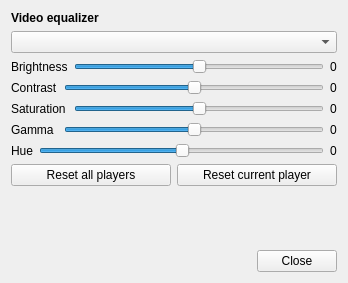
olivierfriard/BORIS, file boris/video_equalizer.ui: the form before one commit.
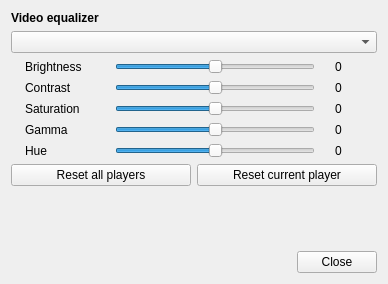
The form after the commit.

Commit message: redesign video equalizer widget

```diff
--- a/boris/video_equalizer.ui
+++ b/boris/video_equalizer.ui
@@ -6,8 +6,8 @@
    <rect>
     <x>0</x>
     <y>0</y>
-    <width>348</width>
-    <height>283</height>
+    <width>388</width>
+    <height>284</height>
    </rect>
   </property>
   <property name="windowTitle">
@@ -37,83 +37,40 @@
     <widget class="QComboBox" name="cb_player"/>
    </item>
    <item>
-    <layout class="QGridLayout" name="gridLayout">
-     <item row="4" column="0">
-      <widget class="QLabel" name="label_5">
-       <property name="text">
-        <string>Hue</string>
-       </property>
-      </widget>
-     </item>
-     <item row="1" column="2" colspan="2">
-      <widget class="QSlider" name="hs_contrast">
-       <property name="minimum">
-        <number>-100</number>
-       </property>
-       <property name="value">
-        <number>0</number>
-       </property>
-       <property name="orientation">
-        <enum>Qt::Horizontal</enum>
-       </property>
-      </widget>
-     </item>
-     <item row="1" column="0" colspan="2">
-      <widget class="QLabel" name="label_2">
-       <property name="text">
-        <string>Contrast</string>
-       </property>
-      </widget>
-     </item>
-     <item row="2" column="3">
-      <widget class="QSlider" name="hs_saturation">
-       <property name="minimum">
-        <number>-100</number>
-       </property>
-       <property name="value">
-        <number>0</number>
-       </property>
-       <property name="orientation">
-        <enum>Qt::Horizontal</enum>
-       </property>
-      </widget>
-     </item>
-     <item row="3" column="0" colspan="2">
-      <widget class="QLabel" name="label_4">
-       <property name="text">
-        <string>Gamma</string>
-       </property>
-      </widget>
-     </item>
-     <item row="2" column="0" colspan="3">
-      <widget class="QLabel" name="label_3">
-       <property name="text">
-        <string>Saturation</string>
-       </property>
-      </widget>
-     </item>
-     <item row="0" column="0" colspan="3">
+    <layout class="QHBoxLayout" name="horizontalLayout">
+     <item>
       <widget class="QLabel" name="label">
+       <property name="minimumSize">
+        <size>
+         <width>70</width>
+         <height>0</height>
+        </size>
+       </property>
+       <property name="maximumSize">
+        <size>
+         <width>70</width>
+         <height>16777215</height>
+        </size>
+       </property>
        <property name="text">
         <string>Brightness</string>
        </property>
       </widget>
      </item>
-     <item row="0" column="3">
+     <item>
       <widget class="QSlider" name="hs_brightness">
-       <property name="minimum">
-        <number>-100</number>
+       <property name="minimumSize">
+        <size>
+         <width>200</width>
+         <height>0</height>
+        </size>
        </property>
-       <property name="value">
-        <number>0</number>
+       <property name="maximumSize">
+        <size>
+         <width>200</width>
+         <height>16777215</height>
+        </size>
        </property>
-       <property name="orientation">
-        <enum>Qt::Horizontal</enum>
-       </property>
-      </widget>
-     </item>
-     <item row="3" column="2" colspan="2">
-      <widget class="QSlider" name="hs_gamma">
        <property name="minimum">
         <number>-100</number>
        </property>
@@ -125,49 +82,288 @@
        </property>
       </widget>
      </item>
-     <item row="4" column="1" colspan="3">
-      <widget class="QSlider" name="hs_hue">
-       <property name="minimum">
-        <number>-100</number>
-       </property>
-       <property name="value">
-        <number>0</number>
-       </property>
-       <property name="orientation">
-        <enum>Qt::Horizontal</enum>
-       </property>
-      </widget>
-     </item>
-     <item row="0" column="4">
+     <item>
       <widget class="QLabel" name="lb_brightness">
+       <property name="minimumSize">
+        <size>
+         <width>25</width>
+         <height>0</height>
+        </size>
+       </property>
+       <property name="maximumSize">
+        <size>
+         <width>25</width>
+         <height>16777215</height>
+        </size>
+       </property>
        <property name="text">
         <string>0</string>
        </property>
       </widget>
      </item>
-     <item row="1" column="4">
+    </layout>
+   </item>
+   <item>
+    <layout class="QHBoxLayout" name="horizontalLayout_2">
+     <item>
+      <widget class="QLabel" name="label_2">
+       <property name="minimumSize">
+        <size>
+         <width>70</width>
+         <height>0</height>
+        </size>
+       </property>
+       <property name="maximumSize">
+        <size>
+         <width>70</width>
+         <height>16777215</height>
+        </size>
+       </property>
+       <property name="text">
+        <string>Contrast</string>
+       </property>
+      </widget>
+     </item>
+     <item>
+      <widget class="QSlider" name="hs_contrast">
+       <property name="minimumSize">
+        <size>
+         <width>200</width>
+         <height>0</height>
+        </size>
+       </property>
+       <property name="maximumSize">
+        <size>
+         <width>200</width>
+         <height>16777215</height>
+        </size>
+       </property>
+       <property name="minimum">
+        <number>-100</number>
+       </property>
+       <property name="value">
+        <number>0</number>
+       </property>
+       <property name="orientation">
+        <enum>Qt::Horizontal</enum>
+       </property>
+      </widget>
+     </item>
+     <item>
       <widget class="QLabel" name="lb_contrast">
+       <property name="minimumSize">
+        <size>
+         <width>25</width>
+         <height>0</height>
+        </size>
+       </property>
+       <property name="maximumSize">
+        <size>
+         <width>25</width>
+         <height>16777215</height>
+        </size>
+       </property>
        <property name="text">
         <string>0</string>
        </property>
       </widget>
      </item>
-     <item row="2" column="4">
+    </layout>
+   </item>
+   <item>
+    <layout class="QHBoxLayout" name="horizontalLayout_3">
+     <item>
+      <widget class="QLabel" name="label_3">
+       <property name="minimumSize">
+        <size>
+         <width>70</width>
+         <height>0</height>
+        </size>
+       </property>
+       <property name="maximumSize">
+        <size>
+         <width>70</width>
+         <height>16777215</height>
+        </size>
+       </property>
+       <property name="text">
+        <string>Saturation</string>
+       </property>
+      </widget>
+     </item>
+     <item>
+      <widget class="QSlider" name="hs_saturation">
+       <property name="minimumSize">
+        <size>
+         <width>200</width>
+         <height>0</height>
+        </size>
+       </property>
+       <property name="maximumSize">
+        <size>
+         <width>200</width>
+         <height>16777215</height>
+        </size>
+       </property>
+       <property name="minimum">
+        <number>-100</number>
+       </property>
+       <property name="value">
+        <number>0</number>
+       </property>
+       <property name="orientation">
+        <enum>Qt::Horizontal</enum>
+       </property>
+      </widget>
+     </item>
+     <item>
       <widget class="QLabel" name="lb_saturation">
+       <property name="minimumSize">
+        <size>
+         <width>25</width>
+         <height>0</height>
+        </size>
+       </property>
+       <property name="maximumSize">
+        <size>
+         <width>25</width>
+         <height>16777215</height>
+        </size>
+       </property>
        <property name="text">
         <string>0</string>
        </property>
       </widget>
      </item>
-     <item row="3" column="4">
+    </layout>
+   </item>
+   <item>
+    <layout class="QHBoxLayout" name="horizontalLayout_4">
+     <item>
+      <widget class="QLabel" name="label_4">
+       <property name="minimumSize">
+        <size>
+         <width>70</width>
+         <height>0</height>
+        </size>
+       </property>
+       <property name="maximumSize">
+        <size>
+         <width>70</width>
+         <height>16777215</height>
+        </size>
+       </property>
+       <property name="text">
+        <string>Gamma</string>
+       </property>
+      </widget>
+     </item>
+     <item>
+      <widget class="QSlider" name="hs_gamma">
+       <property name="minimumSize">
+        <size>
+         <width>200</width>
+         <height>0</height>
+        </size>
+       </property>
+       <property name="maximumSize">
+        <size>
+         <width>200</width>
+         <height>16777215</height>
+        </size>
+       </property>
+       <property name="minimum">
+        <number>-100</number>
+       </property>
+       <property name="value">
+        <number>0</number>
+       </property>
+       <property name="orientation">
+        <enum>Qt::Horizontal</enum>
+       </property>
+      </widget>
+     </item>
+     <item>
       <widget class="QLabel" name="lb_gamma">
+       <property name="minimumSize">
+        <size>
+         <width>25</width>
+         <height>0</height>
+        </size>
+       </property>
+       <property name="maximumSize">
+        <size>
+         <width>25</width>
+         <height>16777215</height>
+        </size>
+       </property>
        <property name="text">
         <string>0</string>
        </property>
       </widget>
      </item>
-     <item row="4" column="4">
+    </layout>
+   </item>
+   <item>
+    <layout class="QHBoxLayout" name="horizontalLayout_5">
+     <item>
+      <widget class="QLabel" name="label_5">
+       <property name="minimumSize">
+        <size>
+         <width>70</width>
+         <height>0</height>
+        </size>
+       </property>
+       <property name="maximumSize">
+        <size>
+         <width>70</width>
+         <height>16777215</height>
+        </size>
+       </property>
+       <property name="text">
+        <string>Hue</string>
+       </property>
+      </widget>
+     </item>
+     <item>
+      <widget class="QSlider" name="hs_hue">
+       <property name="minimumSize">
+        <size>
+         <width>200</width>
+         <height>0</height>
+        </size>
+       </property>
+       <property name="maximumSize">
+        <size>
+         <width>200</width>
+         <height>16777215</height>
+        </size>
+       </property>
+       <property name="minimum">
+        <number>-100</number>
+       </property>
+       <property name="value">
+        <number>0</number>
+       </property>
+       <property name="orientation">
+        <enum>Qt::Horizontal</enum>
+       </property>
+      </widget>
+     </item>
+     <item>
       <widget class="QLabel" name="lb_hue">
+       <property name="minimumSize">
+        <size>
+         <width>25</width>
+         <height>0</height>
+        </size>
+       </property>
+       <property name="maximumSize">
+        <size>
+         <width>25</width>
+         <height>16777215</height>
+        </size>
+       </property>
        <property name="text">
         <string>0</string>
        </property>
@@ -176,7 +372,7 @@
     </layout>
    </item>
    <item>
-    <layout class="QHBoxLayout" name="horizontalLayout_2">
+    <layout class="QHBoxLayout" name="horizontalLayout_6">
      <item>
       <widget class="QPushButton" name="pb_reset_all">
        <property name="text">
@@ -207,7 +403,7 @@
     </spacer>
    </item>
    <item>
-    <layout class="QHBoxLayout" name="horizontalLayout">
+    <layout class="QHBoxLayout" name="horizontalLayout_7">
      <item>
       <spacer name="horizontalSpacer">
        <property name="orientation">
```
The commit also changes 2 other files.
